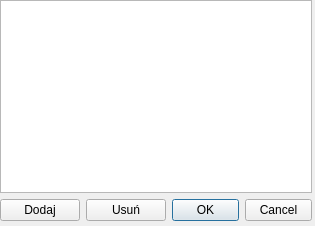
This is ui/channel_favourites.ui in gitter-badger/simplechatclient as Qt 5 draws it before an edit. The edited form follows.
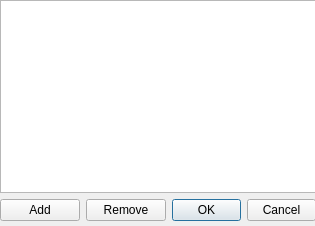
This is the edited form. Icons and pictures are not drawn.

```diff
--- a/ui/channel_favourites.ui
+++ b/ui/channel_favourites.ui
@@ -34,7 +34,7 @@
     <rect>
      <x>0</x>
      <y>0</y>
-     <width>312</width>
+     <width>316</width>
      <height>221</height>
     </rect>
    </property>
@@ -60,14 +60,14 @@
       <item>
        <widget class="QPushButton" name="pushButton">
         <property name="text">
-         <string>Dodaj</string>
+         <string>Add</string>
         </property>
        </widget>
       </item>
       <item>
        <widget class="QPushButton" name="pushButton_2">
         <property name="text">
-         <string>Usuń</string>
+         <string>Remove</string>
         </property>
        </widget>
       </item>
```
Left out of the diff: 8 changed lines with no effect on the pictures.
